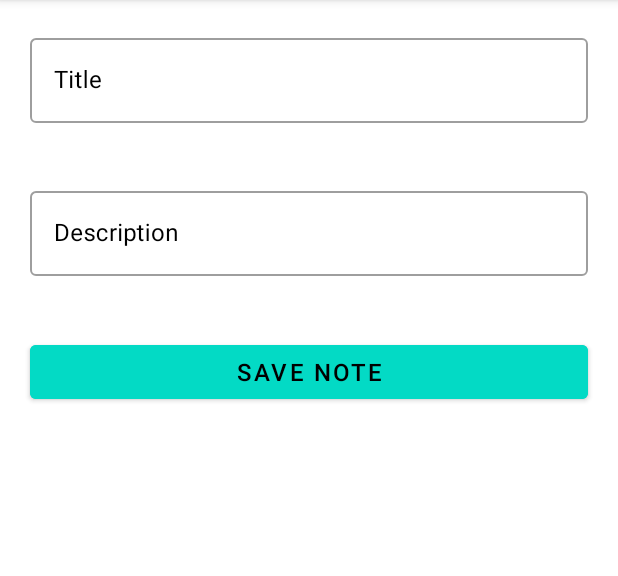
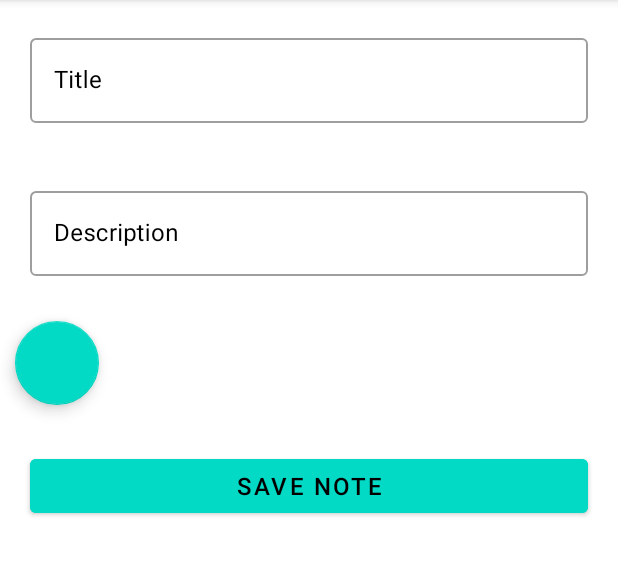
Before and after one commit to alexymumo/TodoApp, an Android app: the SaveNoteFragment screen opened through its navigation route, on a phone screen of 412 x 824 dp, the part 84-660 px from its top. Run offline under Robolectric (Android 15) with nearby library versions, the phone set to English and light mode, and no system bars; our stand-ins replace Dagger/Hilt's generated code, Room's generated code; libraries missing offline, so code that uses them is left out: com.shashank.sony.

Commit message:
added colorpicker

```diff
--- a/app/src/main/java/com/example/todoapp/data/entity/Note.kt
+++ b/app/src/main/java/com/example/todoapp/data/entity/Note.kt
@@ -14,5 +14,8 @@ data class Note(
     val title: String,
 
     @ColumnInfo(name = "description")
-    val description: String
+    val description: String,
+
+    @ColumnInfo(name = "color")
+    val color: Int
 )
--- a/app/src/main/java/com/example/todoapp/ui/fragments/SaveNoteFragment.kt
+++ b/app/src/main/java/com/example/todoapp/ui/fragments/SaveNoteFragment.kt
@@ -1,5 +1,6 @@
 package com.example.todoapp.ui.fragments
 
+import android.graphics.Color
 import android.os.Bundle
 import android.view.LayoutInflater
 import android.view.View
@@ -30,6 +31,7 @@ class SaveNoteFragment : Fragment() {
         val noteDatabase = NoteDatabase.getDatabase(requireActivity())
         val noteRepository = NoteRepository(noteDatabase)
         val viewModelFactory = NoteViewModelFactory(noteRepository)
+        val color = Color.WHITE
         binding = FragmentSaveNoteBinding.inflate(inflater, container, false)
         noteViewModel = ViewModelProvider(this, viewModelFactory)[NoteViewModel::class.java]
 
@@ -44,7 +46,7 @@ class SaveNoteFragment : Fragment() {
                 description.isEmpty() -> {
                     binding.description.error = "Cannot be empty"
                 } else -> {
-                    noteViewModel.saveNote(Note(0, title, description))
+                    noteViewModel.saveNote(Note(0, title, description, color))
                     FancyToast.makeText(
                         activity,
                         "Note Saved",
--- a/app/src/main/res/layout/fragment_save_note.xml
+++ b/app/src/main/res/layout/fragment_save_note.xml
@@ -45,6 +45,13 @@
             android:layout_height="match_parent"/>
     </com.google.android.material.textfield.TextInputLayout>
 
+    <com.google.android.material.floatingactionbutton.FloatingActionButton
+        android:id="@+id/color_picker"
+        android:layout_margin="10dp"
+        android:layout_width="wrap_content"
+        android:layout_height="match_parent"
+        android:contentDescription="@string/colorpicker"/>
+
     <Button
         android:id="@+id/saveNote"
         android:backgroundTint="@color/teal_200"
--- a/app/src/main/res/values/strings.xml
+++ b/app/src/main/res/values/strings.xml
@@ -9,4 +9,5 @@
     <string name="note_description">Note Description</string>
     <string name="update_note">Update Note</string>
     <string name="todo_app">Todo App</string>
+    <string name="colorpicker">colorpicker</string>
 </resources>
```
Also changed, not shown: app/src/main/java/com/example/todoapp/ui/viewmodel/NoteViewModel.kt (+4 -4 lines).
